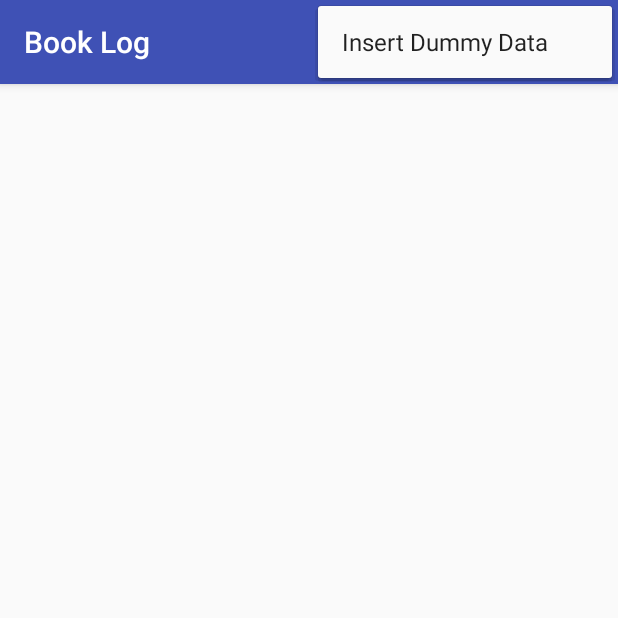
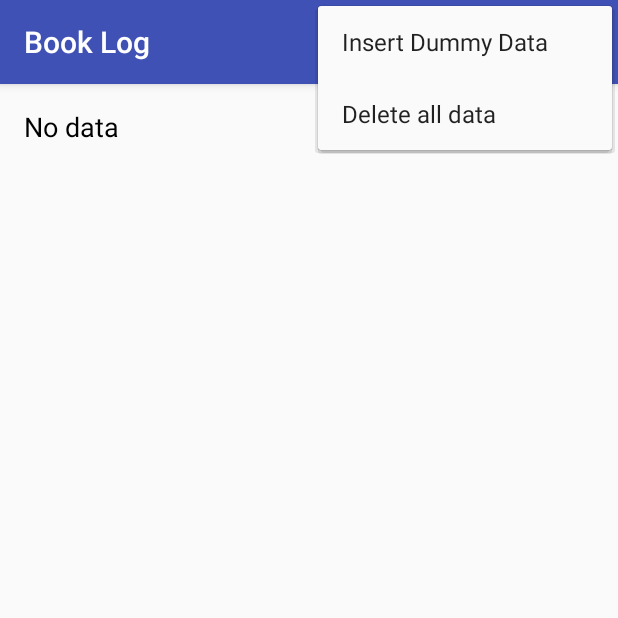
Before and after one commit to ajaymourya1234/BookLog, an Android app: the screen it shows after launch (MainActivity), with the options menu open, on a phone screen of 412 x 824 dp, the top half of it. Run offline under Robolectric (Android 15) with nearby library versions, the phone set to English and light mode, and no system bars.

Commit message:
add delete data option

```diff
--- a/app/src/main/res/layout/activity_main.xml
+++ b/app/src/main/res/layout/activity_main.xml
@@ -12,6 +12,9 @@
         android:layout_width="wrap_content"
         android:layout_height="wrap_content"
         android:layout_marginLeft="16dp"
+        android:layout_marginTop="16dp"
+        android:textColor="@android:color/black"
+        android:textAppearance="?android:textAppearanceMedium"
         app:layout_constraintBottom_toBottomOf="parent"
         app:layout_constraintHorizontal_bias="0.0"
         app:layout_constraintLeft_toLeftOf="parent"
--- a/app/src/main/res/menu/main_menu.xml
+++ b/app/src/main/res/menu/main_menu.xml
@@ -5,4 +5,8 @@
     <item android:id="@+id/action_insert"
         android:title="@string/insert_dummy_data"
         app:showAsAction="never"/>
+
+    <item android:id="@+id/action_delete"
+        android:title="@string/delete_all_data"
+        app:showAsAction="never"/>
 </menu>
--- a/app/src/main/res/values/strings.xml
+++ b/app/src/main/res/values/strings.xml
@@ -1,4 +1,6 @@
 <resources>
     <string name="app_name">Book Log</string>
     <string name="insert_dummy_data">Insert Dummy Data</string>
+    <string name="delete_all_data">Delete all data</string>
+    <string name="no_data">No data</string>
 </resources>
```
Also changed, not shown: app/src/main/java/example/com/booklog/MainActivity.java (+16 -3 lines).
